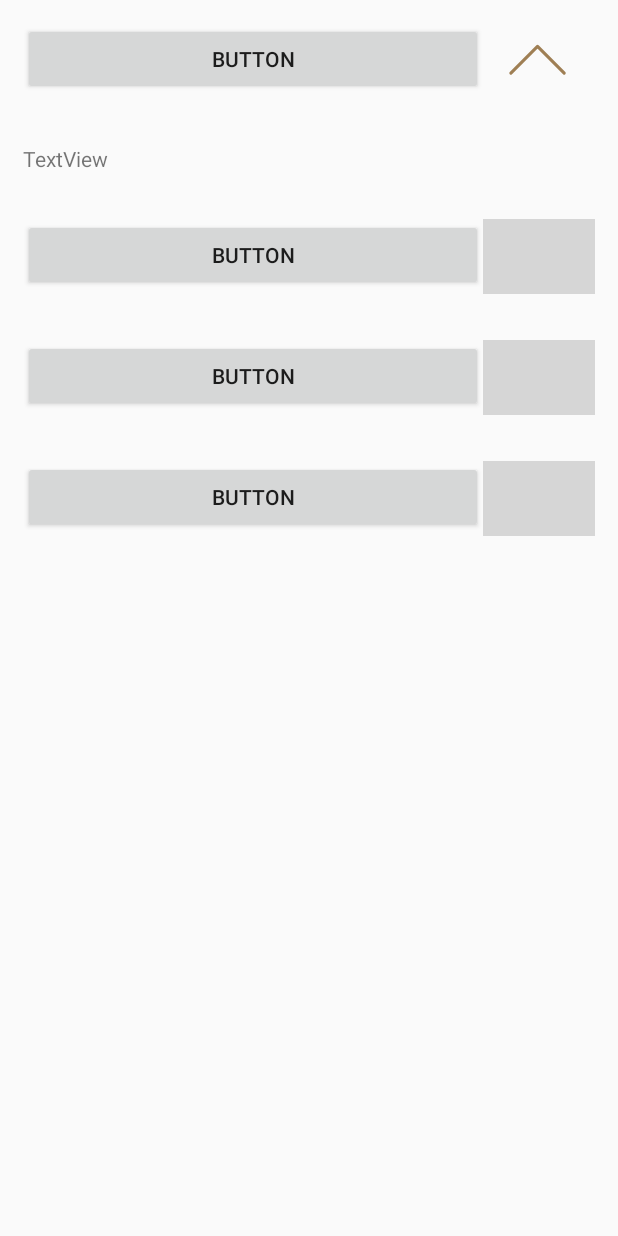
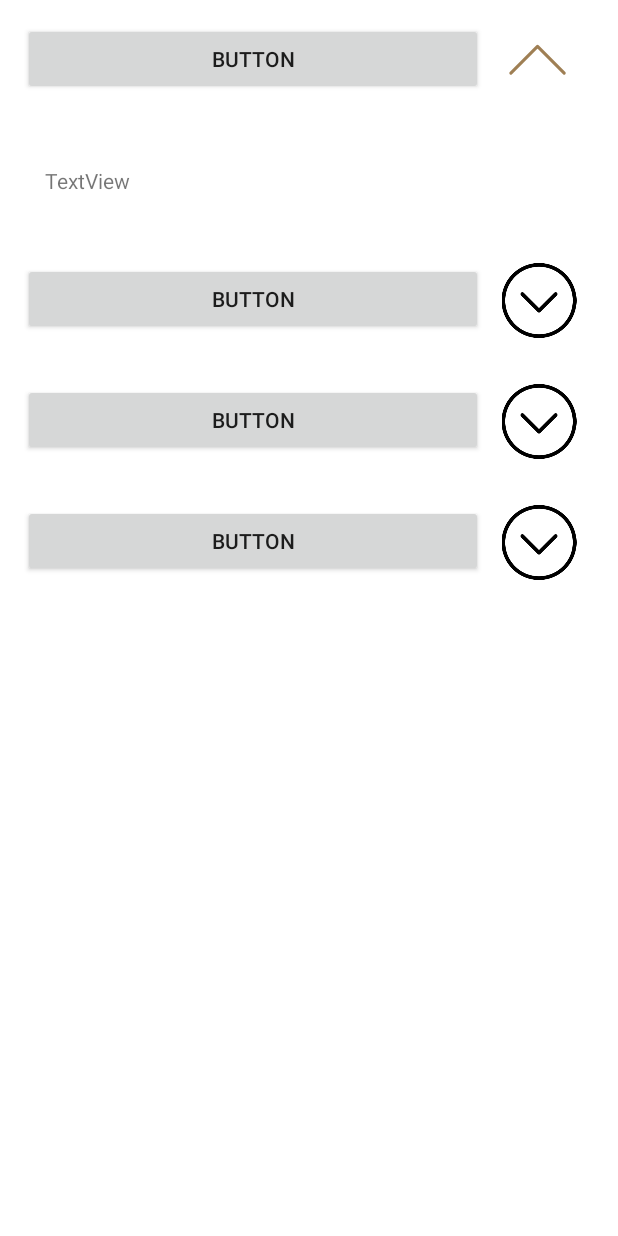
Before and after one commit to AhmedEmadEls/Student_Application, an Android app: the screen it shows after launch (Test_Activity), after a tap on "BUTTON", on a phone screen of 412 x 824 dp. Run offline under Robolectric (Android 15) with nearby library versions, the phone set to English and light mode, and no system bars; Roboto replaces fonts that are not available here; grey boxes are pictures that could not be loaded.

Commit message:
Initial commit

```diff
--- a/app/src/main/java/com/example/student_application/Test_Activity.java
+++ b/app/src/main/java/com/example/student_application/Test_Activity.java
@@ -23,6 +23,7 @@ public class Test_Activity extends AppCompatActivity {
         TextView textView = findViewById(R.id.textView7);
         ImageView imageView = findViewById(R.id.imageView2);
         LottieAnimationView lottieAnimationView = findViewById(R.id.imageView2);
+
 
 
 
--- a/app/src/main/res/layout/activity_test.xml
+++ b/app/src/main/res/layout/activity_test.xml
@@ -1,11 +1,14 @@
 <?xml version="1.0" encoding="utf-8"?>
-<LinearLayout xmlns:android="http://schemas.android.com/apk/res/android"
+<LinearLayout
+    xmlns:android="http://schemas.android.com/apk/res/android"
     xmlns:app="http://schemas.android.com/apk/res-auto"
     xmlns:tools="http://schemas.android.com/tools"
     android:layout_width="match_parent"
     android:layout_height="match_parent"
     android:orientation="vertical"
-    tools:context=".Test_Activity">
+    tools:context=".Test_Activity"
+    android:background="@color/white"
+    >
 
     <LinearLayout
         android:layout_width="match_parent"
@@ -39,7 +42,7 @@
         android:layout_height="wrap_content"
         android:text="TextView"
         android:visibility="gone"
-        android:layout_margin="15dp"
+        android:layout_margin="30dp"
         />
 
     <LinearLayout
@@ -143,7 +146,6 @@
         android:layout_height="wrap_content"
         android:text="TextView"
         android:visibility="gone"
-        android:layout_margin="15dp"
-
+        android:layout_margin="30dp"
         />
 </LinearLayout>
```
Also changed, not shown: app/src/main/res/drawable/arrows_down.png (added), app/src/main/res/drawable/arrows_up.png (added).
